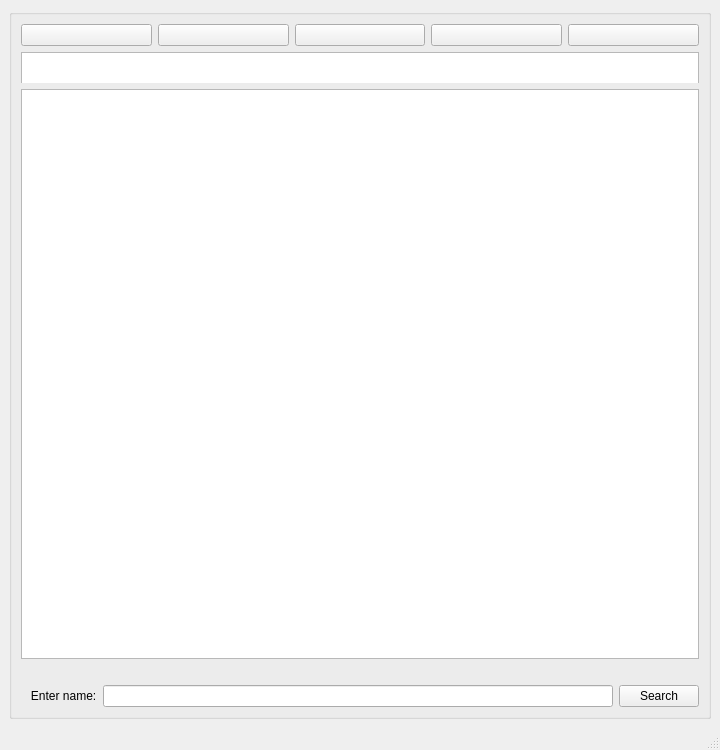
Before: the Qt Designer form File/mainwindow.ui in htqwjtch/Almost_Total_Commander, drawn with Qt 5.
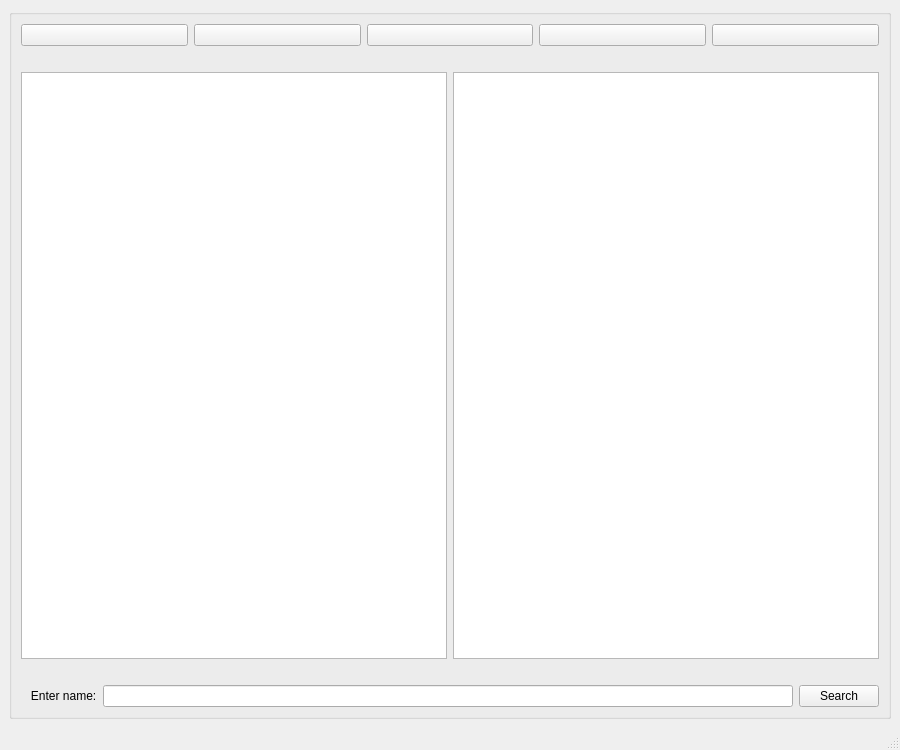
After: the same form once the commit is applied. Icons and pictures are not drawn.

```diff
--- a/File/mainwindow.ui
+++ b/File/mainwindow.ui
@@ -6,7 +6,7 @@
    <rect>
     <x>0</x>
     <y>0</y>
-    <width>720</width>
+    <width>900</width>
     <height>750</height>
    </rect>
   </property>
@@ -115,26 +115,30 @@
         </layout>
        </item>
        <item>
-        <widget class="QGroupBox" name="groupBox_2">
-         <property name="title">
-          <string/>
-         </property>
-         <widget class="QListWidget" name="listWidget">
-          <property name="geometry">
-           <rect>
-            <x>0</x>
-            <y>0</y>
-            <width>678</width>
-            <height>36</height>
-           </rect>
-          </property>
-         </widget>
-        </widget>
+        <layout class="QGridLayout" name="gridLayout_4">
+         <item row="0" column="0">
+          <widget class="QLabel" name="leftPath">
+           <property name="text">
+            <string/>
+           </property>
+          </widget>
+         </item>
+         <item row="0" column="1">
+          <widget class="QLabel" name="rightPath">
+           <property name="text">
+            <string/>
+           </property>
+          </widget>
+         </item>
+        </layout>
        </item>
        <item>
         <layout class="QHBoxLayout" name="horizontalLayout">
          <item>
-          <widget class="QListView" name="lvSource"/>
+          <widget class="QListView" name="lvLeft"/>
+         </item>
+         <item>
+          <widget class="QListView" name="lvRight"/>
          </item>
         </layout>
        </item>
```
Left out of the diff: 2 changed lines with no effect on the pictures.
